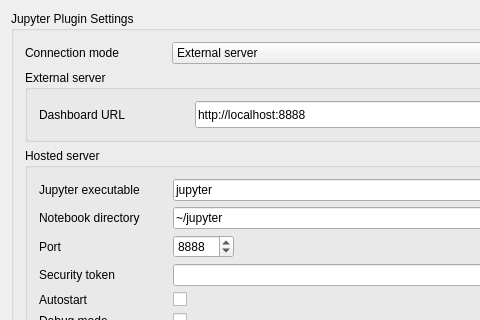
Old version of the form source/EXTENSIONS/JUPYTER/source/jupyterPreferences.ui in the repository BALL-Project/ball; both pictures show x 0 to 480 and y 0 to 320 of the 669 by 426 pixel window.
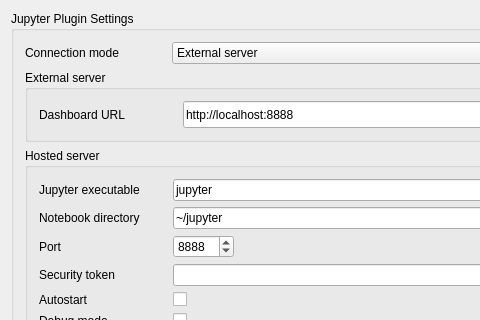
New version of the form.

Commit message: [Jupyter] Align settings dialog elements

What changed in the file:
```diff
--- a/source/EXTENSIONS/JUPYTER/source/jupyterPreferences.ui
+++ b/source/EXTENSIONS/JUPYTER/source/jupyterPreferences.ui
@@ -109,7 +109,7 @@
            </property>
            <property name="minimumSize">
             <size>
-             <width>150</width>
+             <width>138</width>
              <height>27</height>
             </size>
            </property>
```
